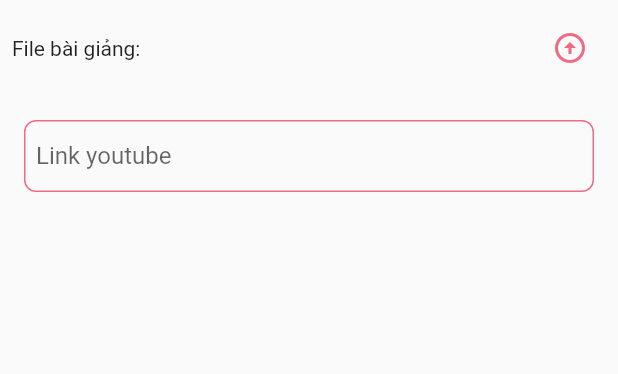
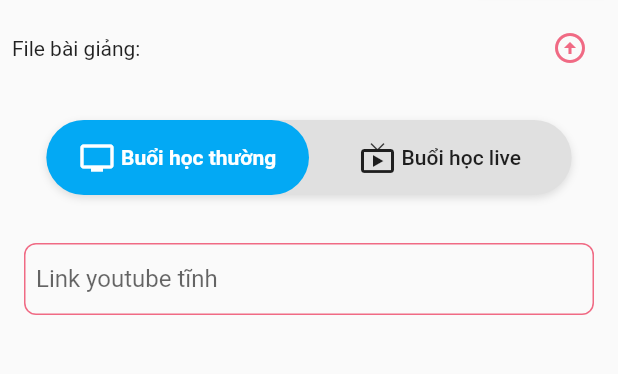
Before and after one commit to tchuong2ca/learnify, a Flutter app: the CreateLessonPage screen opened directly with empty values, on a phone screen of 412 x 824 dp, the part 78-452 px from its top. Run offline on Flutter 3.47's test engine with Material 2 defaults, Android fonts, the phone set to English and light mode, and no system bars; drawn by our look-alikes of flutter_toggle_tab; our stand-ins replace cached_network_image, cloud_firestore, dropdown_button2, file_picker, firebase_auth, firebase_core and 13 more; missing offline and left inert: flutter_cached_pdfview, flutter_flexible_toast; accounts and stored records are empty; generated files the repository leaves out were written again.

Commit message:
thêm trạng thái học online

```diff
--- a/lib/languages/en.dart
+++ b/lib/languages/en.dart
@@ -252,7 +252,7 @@ class LanguageEn extends Languages{
 
   @override
   // TODO: implement classDetail
-  String get detailClass => 'Chi tiết lớp học';
+  String get classDetails => 'Chi tiết lớp học';
 
   @override
   // TODO: implement classDetailNew
--- a/lib/languages/languages.dart
+++ b/lib/languages/languages.dart
@@ -66,7 +66,7 @@ abstract class Languages{
   String get pending;
   String get idClassEmpty;
   String get subjectEmpty;
-  String get detailClass;
+  String get classDetails;
   String get editQuiz;
   String get editQuestion;
   String get addQuestion;
--- a/lib/languages/vi.dart
+++ b/lib/languages/vi.dart
@@ -251,7 +251,7 @@ class LanguagesVn extends Languages{
 
   @override
   // TODO: implement classDetail
-  String get detailClass => 'Chi tiết lớp học';
+  String get classDetails => 'Chi tiết lớp học';
 
   @override
   // TODO: implement classDetailNew
--- a/lib/screen/course/create_class_content.dart
+++ b/lib/screen/course/create_class_content.dart
@@ -107,10 +107,10 @@ class _CreateClassContentUIState extends State<CreateClassContentUI> {
                            CommonKey.EDIT!=_keyFlow?_presenter!.createClassDetail(_fileImage!, classDetail, _course!, _myClass!).then((value){
                              listenStatus(context, value);
                            })
-                               :_fileImage!=null?_presenter!.updateClassContent(fileImage: _fileImage, myClass: _myClass, myClassDetail: classDetail, course: _course).then((value) {
+                               :_fileImage!=null?_presenter!.updateClassDetail(fileImage: _fileImage, myClass: _myClass, myClassDetail: classDetail, course: _course).then((value) {
                              listenStatus(context, value);
                            })
-                               :_presenter!.updateClassContent(myClass: _myClass, myClassDetail: classDetail, course: _course, linkImage: _imageLink).then((value) {
+                               :_presenter!.updateClassDetail(myClass: _myClass, myClassDetail: classDetail, course: _course, linkImage: _imageLink).then((value) {
                              listenStatus(context, value);
                            });
                          }
--- a/lib/screen/course/presenter/create_class_content_presenter.dart
+++ b/lib/screen/course/presenter/create_class_content_presenter.dart
@@ -62,7 +62,7 @@ class CreateClassContentPresenter{
     return true;
   }
 
-  Future<bool> updateClassContent(
+  Future<bool> updateClassDetail(
       {File? fileImage, ClassDetail? myClassDetail,
         CourseModel? course, MyClassModel? myClass, String? linkImage}) async{
     if(fileImage!=null){
--- a/lib/screen/home/dashboard.dart
+++ b/lib/screen/home/dashboard.dart
@@ -515,7 +515,10 @@ class _DashboardPageState extends State<DashboardPage> with SingleTickerProvider
           child: Text('Thôi'),
         ),
         TextButton(
-          onPressed: () => Navigator.of(context).pop(true),
+          onPressed: () => {
+            Navigator.of(context).pop(true),
+            Navigator.of(context).pop(true)
+          },
           child: Text('Thoát'),
         ),
       ],
--- a/lib/screen/lesson/create_lesson_content.dart
+++ b/lib/screen/lesson/create_lesson_content.dart
@@ -3,6 +3,7 @@ import 'dart:io';
 
 import 'package:file_picker/file_picker.dart';
 import 'package:flutter/material.dart';
+import 'package:flutter_toggle_tab/flutter_toggle_tab.dart';
 import 'package:fluttertoast/fluttertoast.dart';
 import 'package:online_learning/screen/course/model/class_detail.dart';
 import 'package:online_learning/screen/course/model/course_model.dart';
@@ -26,12 +27,12 @@ class CreateLessonPage extends StatefulWidget {
   CourseModel? _course;
   MyClassModel? _myClass;
   String? _keyFlow;
-  LessonDetail? _lessonDetail;
-
-  CreateLessonPage(this._lesson, this._keyFlow, this._course, this._myClass, this._myClassDetail, this._lessonDetail);
+  LessonContent? _lessonDetail;
+  String? _classDetailId;
+  CreateLessonPage(this._lesson, this._keyFlow, this._course, this._myClass, this._myClassDetail, this._lessonDetail, this._classDetailId);
 
   @override
-  State<CreateLessonPage> createState() => _CreateLessonPageState(_lesson, _keyFlow, _course, _myClass, _myClassDetail, _lessonDetail);
+  State<CreateLessonPage> createState() => _CreateLessonPageState(_lesson, _keyFlow, _course, _myClass, _myClassDetail, _lessonDetail,_classDetailId);
 }
 
 class _CreateLessonPageState extends State<CreateLessonPage> {
@@ -40,8 +41,9 @@ class _CreateLessonPageState extends State<CreateLessonPage> {
   ClassDetail? _myClassDetail;
   CourseModel? _course;
   MyClassModel? _myClass;
-  LessonDetail? _lessonDetail;
-  _CreateLessonPageState(this._lesson, this._keyFlow, this._course, this._myClass, this._myClassDetail, this._lessonDetail);
+  LessonContent? _lessonDetail;
+  String? _classDetailId;
+  _CreateLessonPageState(this._lesson, this._keyFlow, this._course, this._myClass, this._myClassDetail, this._lessonDetail, this._classDetailId);
 
   CreateLessonContentPresenter? _presenter;
   String _fileNameContent = '';
@@ -49,6 +51,9 @@ class _CreateLessonPageState extends State<CreateLessonPage> {
   String _videoLink = '';
   String _fullname = '';
   String _avatar = '';
+  bool _isLive =false;
+  int _tabTextIndexSelected=0;
+  List<String> _listTextTabToggle = ["Buổi học thường", "Buổi học live"];
   TextEditingController _controllerUrlLink = TextEditingController();
 
   @override
@@ -96,12 +101,12 @@ class _CreateLessonPageState extends State<CreateLessonPage> {
                       if(_videoLink.isEmpty){
                         CustomDialog(context: context, content: 'chưa có link');
                       }else if(_fileContent.isEmpty){
-                        CustomDialog(context: context, content: 'chưa có file nội dung');
+                        CustomDialog(context: context, content: 'chưa có file bài giảng');
                       }
                       else{
                         if(CommonKey.EDIT!=_keyFlow){
                           Discuss? discuss = Discuss(name: _fullname, avatar: _avatar, timeStamp: getTimestamp(), content: Languages.of(context).askAQuestion, nameFeedback: '');
-                          LessonDetail lessonDetail = LessonDetail(
+                          LessonContent lessonContent = LessonContent(
                               lessonDetailId: replaceSpace(_lesson!.lessonId!),
                               fileContent: _fileContent,
                               lessonName: _lesson!.lessonName!,
@@ -109,14 +114,17 @@ class _CreateLessonPageState extends State<CreateLessonPage> {
 
                               discuss: [discuss]);
                           showLoaderDialog(context);
-                          _presenter!.createLessonDetail(lessonDetail).then((value){
+                          _presenter!.createLessonContent(lessonContent).then((value){
+                           // _presenter!.updateLessonStatus(_classDetailId!, '0' ,_isLive);
                             listenStatus(context, value);
                           });
+
                         }else{
-                          LessonDetail lessonDetail = LessonDetail(lessonDetailId: replaceSpace(_lesson!.lessonId!), fileContent: _fileContent,
-                              lessonName: _lesson!.lessonName!, videoLink: _videoLink,);
+                          LessonContent lessonContent = LessonContent(lessonDetailId: replaceSpace(_lesson!.lessonId!), fileContent: _fileContent,
+                              lessonName: _lesson!.lessonName!, videoLink: _videoLink,isLive: _isLive);
                           showLoaderDialog(context);
-                          _presenter!.updateLessonDetail(lessonDetail).then((value){
+                          _presenter!.updateLessonDetail(lessonContent).then((value){
+                           // _presenter!.updateLessonStatus(_classDetailId!, '0' ,_isLive);
                             listenStatus(context, value);
                           });
                         }
@@ -180,9 +188,38 @@ class _CreateLessonPageState extends State<CreateLessonPage> {
                     ),
                   ),
                   Padding(
+                      padding: const EdgeInsets.all(16.0),
+                      child: Center(
+                        child: FlutterToggleTab(
+
+                          width: 85,
+                          height: 50,
+                          selectedIndex: _tabTextIndexSelected,
+                          selectedBackgroundColors: _tabTextIndexSelected==0?[AppColors.lightBlue]:[AppColors.ultraRed],
+                          selectedTextStyle: TextStyle(
+                              color: Colors.white,
+                              fontSize: 14,
+                              fontWeight: FontWeight.w700),
+                          unSelectedTextStyle: TextStyle(
+                              color: Colors.black87,
+                              fontSize: 14,
+                              fontWeight: FontWeight.w500),
+                          labels: _listTextTabToggle,
+                          icons:[Icons.tv, Icons.live_tv],
+                          selectedLabelIndex: (index) {
+                            setState(() {
+                              _tabTextIndexSelected = index;
+                              index==0?_isLive=false:_isLive=true;
+                            });
+                          },
+                          isScroll: false,
+                        ),
+                      )
+                  ),
+                  Padding(
                     padding: const EdgeInsets.all(16.0),
                     child: TextFormField(
-                      decoration: AppThemes.textFieldInputDecoration(labelText: Languages.of(context).linkExercise, hintText: Languages.of(context).linkExercise),
+                      decoration: AppThemes.textFieldInputDecoration(labelText: _tabTextIndexSelected==0?'Link youtube tĩnh':'Link youtube live', hintText: _tabTextIndexSelected==0?'Link youtube tĩnh':'Link youtube live'),
                       onChanged: (value)=>setState(()=> _videoLink=value),
                       controller: _controllerUrlLink,
                     ),
--- a/lib/screen/lesson/discuss/presenter/discuss_presenter.dart
+++ b/lib/screen/lesson/discuss/presenter/discuss_presenter.dart
@@ -19,7 +19,7 @@ class DiscussPresenter{
     return userData;
   }
 
-  Future sendMessage({required LessonDetail lessonDetail, required Discuss discuss, File? imageFile}) async{
+  Future sendMessage({required LessonContent lessonDetail, required Discuss discuss, File? imageFile}) async{
     lessonDetail.discuss!.add(discuss);
     if(imageFile!=null){
       final metadata = SettableMetadata(contentType: "image/jpeg");
@@ -36,7 +36,7 @@ class DiscussPresenter{
     }
   }
 
-  void post(LessonDetail lessonDetail){
+  void post(LessonContent lessonDetail){
     List<Map<String, dynamic>> dataDiscuss =[];
     lessonDetail.discuss!.forEach((element) => dataDiscuss.add(element.toJson()));
     print(dataDiscuss);
--- a/lib/screen/lesson/exercise/presenter/exercise_presenter.dart
+++ b/lib/screen/lesson/exercise/presenter/exercise_presenter.dart
@@ -6,7 +6,7 @@ class ExercisePresenter{
   getQuestionData(String quizId) async{
     return await FirebaseFirestore.instance.collection("lesson_detail").doc(quizId).collection("QNA").get();
   }
-  void update(LessonDetail lessonDetail){
+  void update(LessonContent lessonDetail){
     Map<String, dynamic> data = lessonDetail.toJson();
     FirebaseFirestore.instance.collection('lesson_detail').doc(lessonDetail.lessonDetailId).set(data);
   }
--- a/lib/screen/lesson/model/lesson_detail.dart
+++ b/lib/screen/lesson/model/lesson_detail.dart
@@ -1,18 +1,20 @@
 import 'discuss.dart';
 
-class LessonDetail {
-  LessonDetail({
+class LessonContent {
+  LessonContent({
     this.lessonDetailId,
     this.lessonName,
     this.fileContent,
     this.videoLink,
-    this.discuss});
+    this.discuss,
+    this.isLive});
 
-  LessonDetail.fromJson(dynamic json) {
+  LessonContent.fromJson(dynamic json) {
     lessonDetailId = json['idLessonDetail'];
     lessonName = json['nameLesson'];
     fileContent = json['fileContent'];
     videoLink = json['videoLink'];
+    isLive = json['isLive'];
 
     if (json['discuss'] != null) {
       discuss = [];
@@ -26,6 +28,7 @@ class LessonDetail {
   String? fileContent;
   String? videoLink;
   List<Discuss>? discuss;
+  bool? isLive;
 
   Map<String, dynamic> toJson() {
     final map = <String, dynamic>{};
@@ -33,6 +36,7 @@ class LessonDetail {
     map['nameLesson'] = lessonName;
     map['fileContent'] = fileContent;
     map['videoLink'] = videoLink;
+    map['isLive'] = isLive;
     if (discuss != null) {
       map['discuss'] = discuss!.map((v) => v.toJson()).toList();
     }
--- a/lib/screen/lesson/presenter/lesson_page_presenter.dart
+++ b/lib/screen/lesson/presenter/lesson_page_presenter.dart
@@ -11,13 +11,13 @@ class LessonPagePresenter = _LessonPagePresenter with _$LessonPagePresenter;
 abstract class _LessonPagePresenter with Store{
   @observable
   SingleState state = SingleState.LOADING;
-  LessonDetail? detail;
+  LessonContent? detail;
   @action
   Future getLessonDetail(Lesson lesson) async{
     state = SingleState.LOADING;
     await FirebaseFirestore.instance.collection('lesson_detail').doc(replaceSpace(lesson.lessonId!)).get().then((value) {
       if(value.exists){
-        detail = LessonDetail.fromJson(value.data());
+        detail = LessonContent.fromJson(value.data());
         if(detail!=null){
           state = SingleState.HAS_DATA;
         }else{
--- a/pubspec.yaml
+++ b/pubspec.yaml
@@ -60,6 +60,8 @@ dependencies:
   loading_animation_widget: ^1.2.0+4
   video_player: ^2.6.1
   random_string: ^2.1.0
+  flutter_toggle_tab: ^1.3.0
+  flutter_flexible_toast: ^0.1.4
 
 
 
```
Also changed, not shown: lib/screen/course/class_detail_admin.dart (+5 -4 lines), lib/screen/lesson/discuss/discuss_page.dart (+4 -4 lines), lib/screen/lesson/lesson_page.dart (+29 -12 lines), lib/screen/lesson/presenter/create_new_lesson_presenter.dart (+13 -4 lines).
